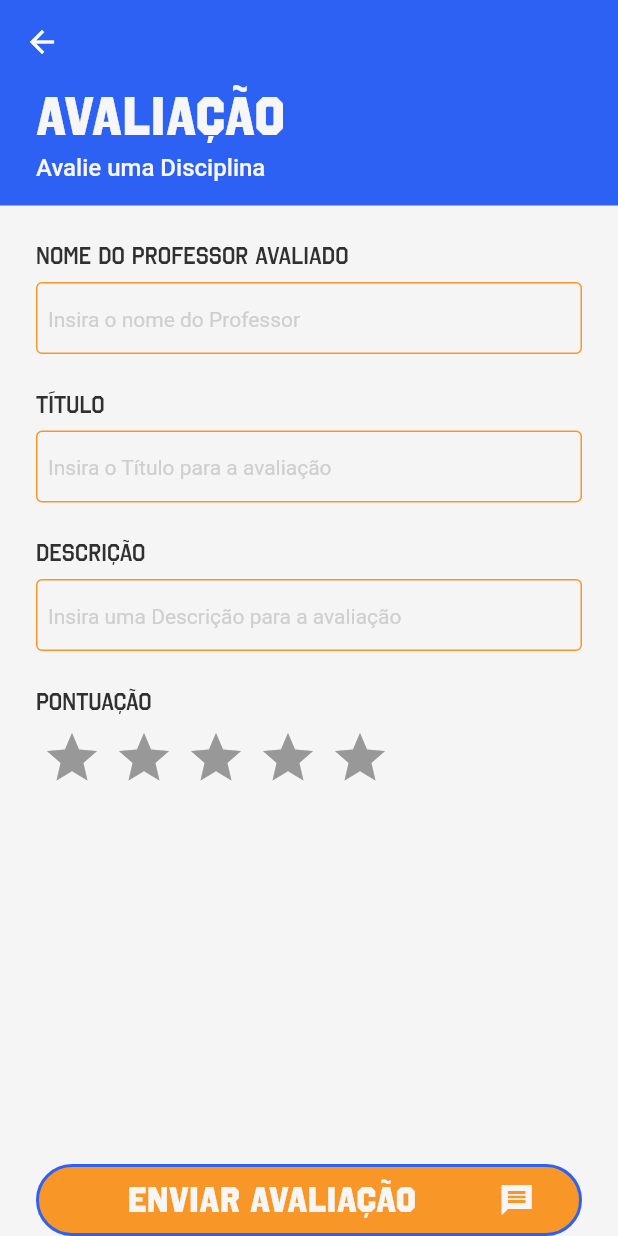
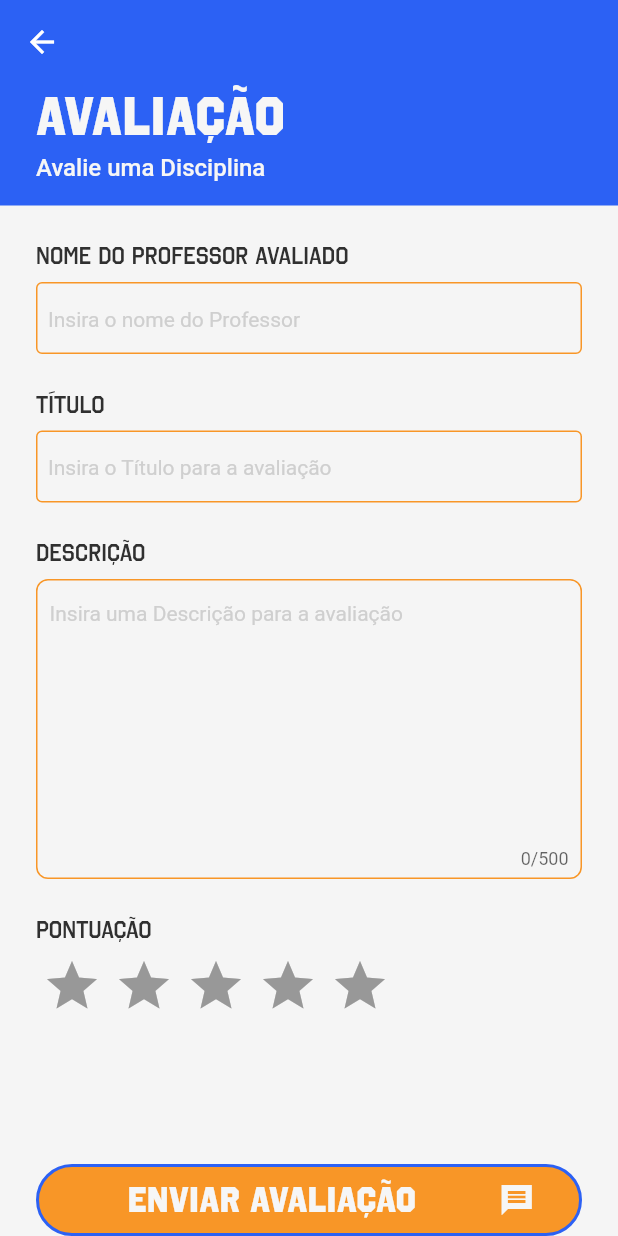
Before and after one commit to fga-eps-mds/CollegeFlow, a Flutter app: the ReviewForm screen opened by its route, on a phone screen of 412 x 824 dp. Run offline on Flutter 3.47's test engine with Material 2 defaults, Android fonts, the phone set to English and light mode, and no system bars; drawn by our look-alikes of flutter_rating_bar; our stand-ins replace dio, get_it, smooth_page_indicator.

Commit message:
refac: add textfield description with spacer

```diff
--- a/college_flow_app/lib/features/review/presentation/review_form.dart
+++ b/college_flow_app/lib/features/review/presentation/review_form.dart
@@ -1,4 +1,5 @@
 import 'package:college_flow_app/config/design_system/data/colors/colors.dart';
+import 'package:college_flow_app/config/design_system/data/object_styles/object_styles.dart';
 import 'package:college_flow_app/features/review/presentation/widgets/textfields/flow_text_field.dart';
 import 'package:flutter_rating_bar/flutter_rating_bar.dart';
 import 'package:college_flow_app/config/design_system/data/spacing/spacing.dart';
@@ -47,6 +48,7 @@ class _ReviewFormState extends State<ReviewForm> {
                       padding:
                           const EdgeInsets.symmetric(horizontal: spacingXXS),
                       child: Column(
+                        crossAxisAlignment: CrossAxisAlignment.start,
                         children: [
                           const FlowTextField(
                             label: 'Nome do Professor Avaliado',
@@ -60,10 +62,43 @@ class _ReviewFormState extends State<ReviewForm> {
                             borderColor: colorSecondary,
                           ),
                           const VSpacer.xxs(),
-                          const FlowTextField(
-                            label: 'Descrição',
-                            hint: 'Insira uma Descrição para a avaliação',
-                            borderColor: colorSecondary,
+                          Text(
+                            'Descrição',
+                            style: Theme.of(context).textTheme.titleMedium,
+                            textAlign: TextAlign.start,
+                          ),
+                          const VSpacer.nano(),
+                          Container(
+                            height: 200,
+                            padding: const EdgeInsets.only(
+                              left: spacingNano,
+                              right: spacingNano,
+                              bottom: spacingNano,
+                            ),
+                            decoration: BoxDecoration(
+                              borderRadius: BorderRadius.circular(
+                                objectStyleBorderRadiusDefault,
+                              ),
+                              border: Border.all(
+                                color: colorSecondary,
+                                width: 1,
+                              ),
+                            ),
+                            child: TextField(
+                              //TODO: pass controller here
+                              decoration: InputDecoration(
+                                border: InputBorder.none,
+                                hintText:
+                                    'Insira uma Descrição para a avaliação',
+                                hintStyle: Theme.of(context)
+                                    .textTheme
+                                    .bodyMedium
+                                    ?.copyWith(color: colorDarkWhite),
+                              ),
+                              maxLines: null,
+                              expands: true,
+                              maxLength: 500,
+                            ),
                           ),
                           const VSpacer.xxs(),
                           Align(
```
